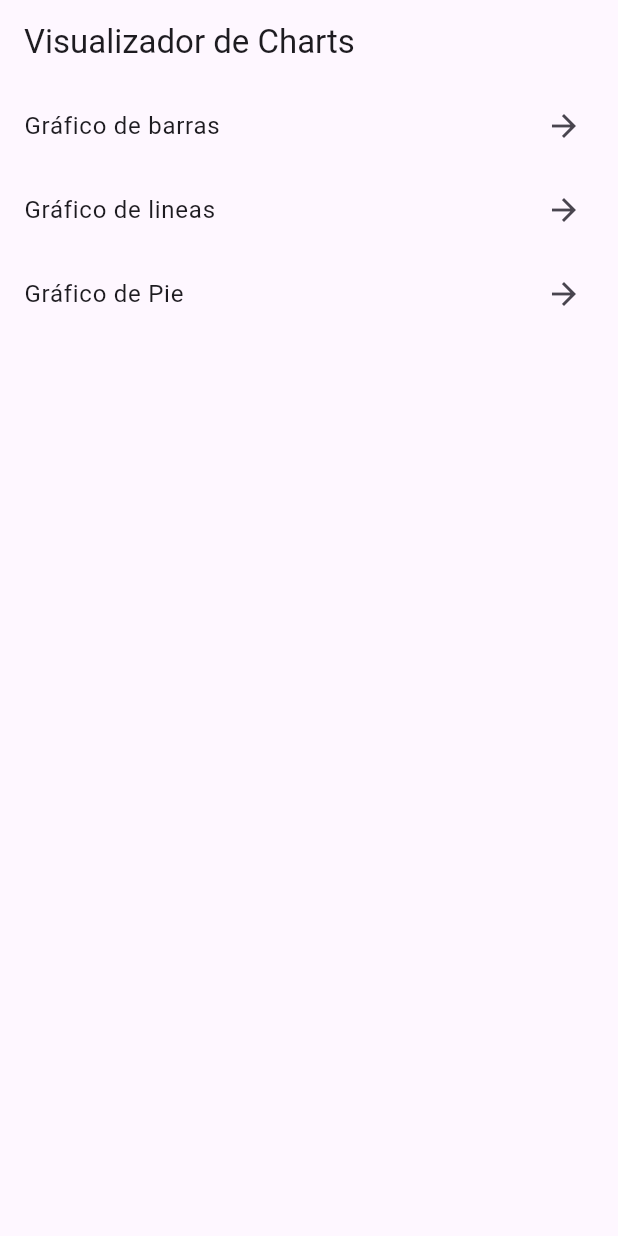
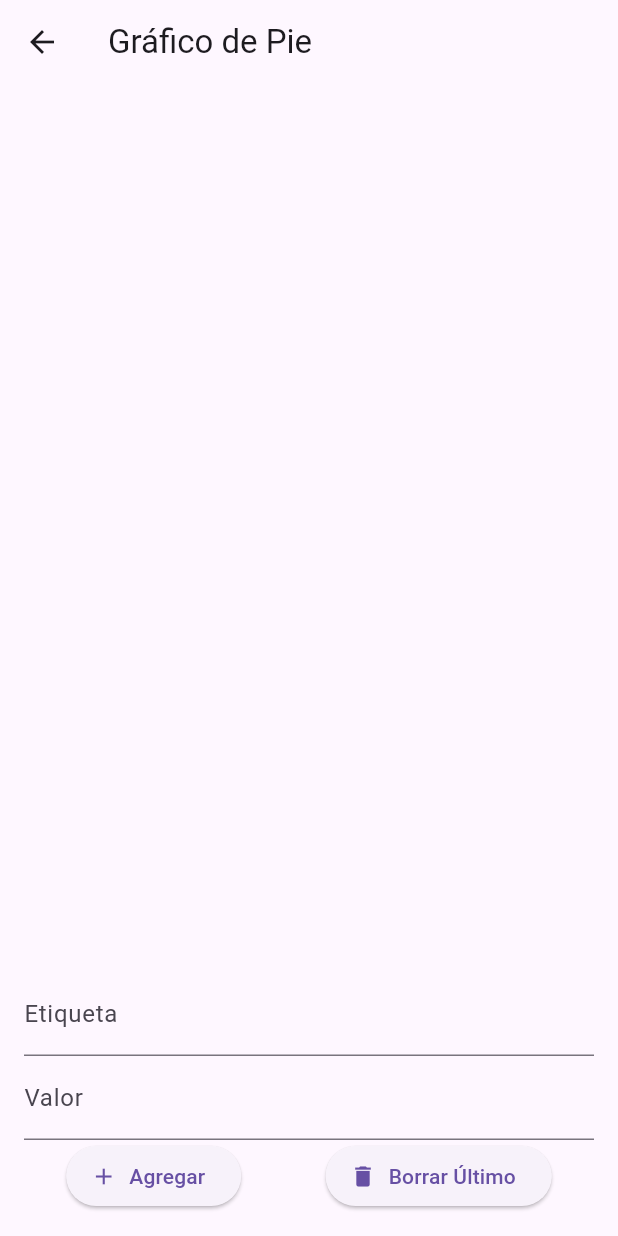
Before and after one commit to Dora-tech/visualizador_charts, a Flutter app: the screen it shows after launch, after a tap on "Gráfico de Pie", on a phone screen of 412 x 824 dp. Run offline on Flutter 3.47's test engine with Material 3 defaults, Android fonts, the phone set to English and light mode, and no system bars; drawn by our look-alikes of fl_chart; our stand-ins replace shared_preferences.

Commit message:
agregando esa parte grafico pie

```diff
--- a/lib/display/routes/routes.dart
+++ b/lib/display/routes/routes.dart
@@ -2,4 +2,5 @@ class Routes {
   static var home = '/';
   static var graficoBarras = '/grafico-barras';
   static var graficoLineas = '/grafico-lineas';
+  static var graficoPie = '/grafico-pie';
 }
--- a/lib/display/ui/screens/pagina_principal.dart
+++ b/lib/display/ui/screens/pagina_principal.dart
@@ -29,6 +29,7 @@ class PaginaPrincipal extends StatelessWidget {
             titulo: 'Gráfico de Pie',
             alPresionar: () {
               // Agregar grafico de torta
+              Navigator.pushNamed(context, Routes.graficoPie);
             },
           ),
         ],
--- /dev/null
+++ b/lib/display/ui/screens/pantalla_grafico_pie.dart
@@ -0,0 +1,133 @@
+import 'package:fl_chart/fl_chart.dart';
+import 'package:flutter/material.dart';
+import 'package:shared_preferences/shared_preferences.dart';
+
+class PantallaGraficoPie extends StatefulWidget {
+  const PantallaGraficoPie({super.key});
+
+  @override
+  _PantallaGraficoPieState createState() => _PantallaGraficoPieState();
+}
+
+class _PantallaGraficoPieState extends State<PantallaGraficoPie> {
+  final TextEditingController _etiquetaController = TextEditingController();
+  final TextEditingController _valorController = TextEditingController();
+
+  List<String> etiquetas = [];
+  List<double> valores = [];
+
+  @override
+  void initState() {
+    super.initState();
+    _cargarDatos();
+  }
+
+  Future<void> _cargarDatos() async {
+    SharedPreferences prefs = await SharedPreferences.getInstance();
+    setState(() {
+      etiquetas = prefs.getStringList('etiquetas') ?? [];
+      valores = prefs.getStringList('valores')?.map((e) => double.parse(e)).toList() ?? [];
+    });
+  }
+
+  Future<void> _guardarDatos() async {
+    SharedPreferences prefs = await SharedPreferences.getInstance();
+    prefs.setStringList('etiquetas', etiquetas);
+    prefs.setStringList('valores', valores.map((e) => e.toString()).toList());
+  }
+
+  void _agregarValor() {
+    String etiqueta = _etiquetaController.text.trim();
+    double? valor = double.tryParse(_valorController.text);
+
+    if (etiqueta.isNotEmpty && valor != null) {
+      setState(() {
+        etiquetas.add(etiqueta);
+        valores.add(valor);
+      });
+      _guardarDatos();
+      _etiquetaController.clear();
+      _valorController.clear();
+    }
+  }
+
+  void _borrarUltimo() {
+    if (etiquetas.isNotEmpty && valores.isNotEmpty) {
+      setState(() {
+        etiquetas.removeLast();
+        valores.removeLast();
+      });
+      _guardarDatos();
+    }
+  }
+
+  @override
+  Widget build(BuildContext context) {
+    return Scaffold(
+      appBar: AppBar(
+        title: const Text('Gráfico de Pie'),
+        leading: IconButton(
+          icon: Icon(Icons.arrow_back),
+          onPressed: () => Navigator.pop(context), // Regresar al menú principal
+        ),
+      ),
+      body: Column(
+        children: [
+          Expanded(
+            child: PieChart(
+              PieChartData(
+                sections: valores.asMap().entries.map((entry) {
+                  int index = entry.key;
+                  return PieChartSectionData(
+                    value: entry.value,
+                    title: etiquetas[index],
+                    color: Colors.primaries[index % Colors.primaries.length],
+                    radius: 80,
+                  );
+                }).toList(),
+              ),
+            ),
+          ),
+          Padding(
+            padding: const EdgeInsets.all(16.0),
+            child: Column(
+              children: [
+                TextField(
+                  controller: _etiquetaController,
+                  decoration: InputDecoration(labelText: "Etiqueta"),
+                ),
+                TextField(
+                  controller: _valorController,
+                  decoration: InputDecoration(labelText: "Valor"),
+                  keyboardType: TextInputType.number,
+                ),
+                Row(
+                  mainAxisAlignment: MainAxisAlignment.spaceAround,
+                  children: [
+                    ElevatedButton.icon(
+                      onPressed: _agregarValor,
+                      icon: Icon(Icons.add),
+                      label: Text("Agregar"),
+                    ),
+                    ElevatedButton.icon(
+                      onPressed: _borrarUltimo,
+                      icon: Icon(Icons.delete),
+                      label: Text("Borrar Último"),
+                    ),
+                  ],
+                ),
+              ],
+            ),
+          ),
+        ],
+      ),
+    );
+  }
+
+  @override
+  void dispose() {
+    _etiquetaController.dispose();
+    _valorController.dispose();
+    super.dispose();
+  }
+}
--- a/lib/main_app.dart
+++ b/lib/main_app.dart
@@ -3,6 +3,7 @@ import 'package:visualizador_charts/display/routes/routes.dart';
 import 'package:visualizador_charts/display/ui/screens/pagina_principal.dart';
 import 'package:visualizador_charts/display/ui/screens/pantalla_grafico_barras.dart';
 import 'package:visualizador_charts/display/ui/screens/pantalla_grafico_lineas.dart';
+import 'package:visualizador_charts/display/ui/screens/pantalla_grafico_pie.dart';
 
 class MainApp extends StatelessWidget {
   const MainApp({super.key});
@@ -14,6 +15,7 @@ class MainApp extends StatelessWidget {
         Routes.home: (_) => const PaginaPrincipal(),
         Routes.graficoBarras: (_) => const PantallaGraficoBarras(),
         Routes.graficoLineas: (_) => const PantallaGraficoLineas(),
+        Routes.graficoPie: (_) => const PantallaGraficoPie(),
       },
       initialRoute: Routes.home,
     );
```
